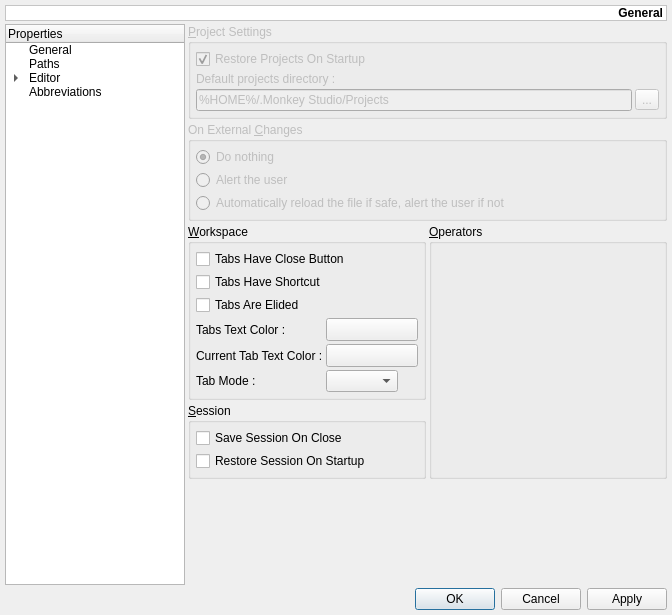
Qt form v2/trunk/monkey/src/maininterface/ui/UISettings.ui (testmana2/mks) before a commit.
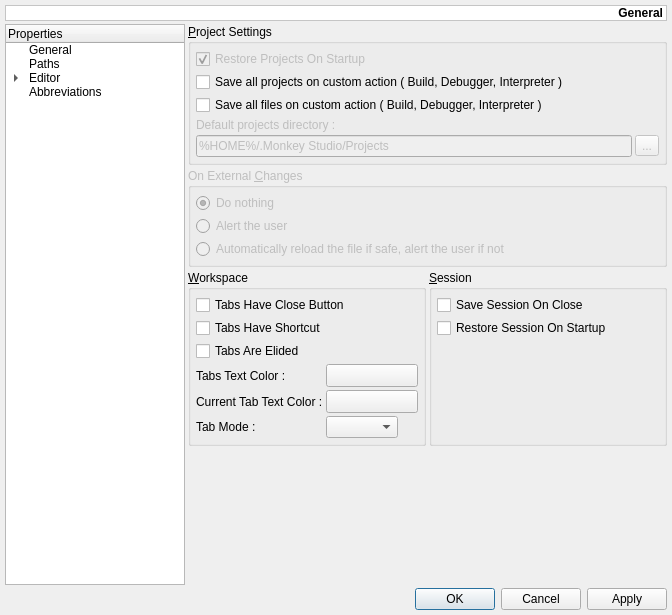
The same form after that commit. Custom widgets are drawn as their Qt base class.

Diff of the .ui file:
```diff
--- a/v2/trunk/monkey/src/maininterface/ui/UISettings.ui
+++ b/v2/trunk/monkey/src/maininterface/ui/UISettings.ui
@@ -248,9 +248,6 @@
        </property>
        <item row="0" column="0" colspan="2" >
         <widget class="QGroupBox" name="gbProjectSettings" >
-         <property name="enabled" >
-          <bool>false</bool>
-         </property>
          <property name="title" >
           <string>&amp;Project Settings</string>
          </property>
@@ -275,6 +272,9 @@
           </property>
           <item row="0" column="0" colspan="2" >
            <widget class="QCheckBox" name="cbRestoreProjectsOnStartup" >
+            <property name="enabled" >
+             <bool>false</bool>
+            </property>
             <property name="text" >
              <string>Restore Projects On Startup</string>
             </property>
@@ -283,27 +283,50 @@
             </property>
            </widget>
           </item>
-          <item row="1" column="0" colspan="2" >
+          <item row="3" column="0" colspan="2" >
            <widget class="QLabel" name="lDefaultProjectsDirectory" >
+            <property name="enabled" >
+             <bool>false</bool>
+            </property>
             <property name="text" >
              <string>Default projects directory :</string>
             </property>
            </widget>
           </item>
-          <item row="2" column="1" >
+          <item row="4" column="1" >
            <widget class="QToolButton" name="tbDefaultProjectsDirectory" >
+            <property name="enabled" >
+             <bool>false</bool>
+            </property>
             <property name="text" >
              <string>...</string>
             </property>
            </widget>
           </item>
-          <item row="2" column="0" >
+          <item row="4" column="0" >
            <widget class="QLineEdit" name="leDefaultProjectsDirectory" >
+            <property name="enabled" >
+             <bool>false</bool>
+            </property>
             <property name="text" >
              <string>%HOME%/.Monkey Studio/Projects</string>
             </property>
            </widget>
           </item>
+          <item row="2" column="0" colspan="2" >
+           <widget class="QCheckBox" name="cbSaveFiles" >
+            <property name="text" >
+             <string>Save all files on custom action ( Build, Debugger, Interpreter )</string>
+            </property>
+           </widget>
+          </item>
+          <item row="1" column="0" colspan="2" >
+           <widget class="QCheckBox" name="cbSaveProjects" >
+            <property name="text" >
+             <string>Save all projects on custom action ( Build, Debugger, Interpreter )</string>
+            </property>
+           </widget>
+          </item>
          </layout>
         </widget>
        </item>
@@ -469,21 +492,8 @@
          </layout>
         </widget>
        </item>
-       <item rowspan="2" row="2" column="1" >
-        <widget class="pStringListEditor" name="gbOperators" >
-         <property name="title" >
-          <string>&amp;Operators</string>
-         </property>
-        </widget>
-       </item>
-       <item row="3" column="0" >
+       <item row="2" column="1" >
         <widget class="QGroupBox" name="gbSession" >
-         <property name="sizePolicy" >
-          <sizepolicy vsizetype="Maximum" hsizetype="Preferred" >
-           <horstretch>0</horstretch>
-           <verstretch>0</verstretch>
-          </sizepolicy>
-         </property>
          <property name="title" >
           <string>&amp;Session</string>
          </property>
@@ -517,10 +527,23 @@
             </property>
            </widget>
           </item>
+          <item>
+           <spacer>
+            <property name="orientation" >
+             <enum>Qt::Vertical</enum>
+            </property>
+            <property name="sizeHint" >
+             <size>
+              <width>20</width>
+              <height>40</height>
+             </size>
+            </property>
+           </spacer>
+          </item>
          </layout>
         </widget>
        </item>
-       <item row="4" column="0" colspan="2" >
+       <item row="3" column="0" colspan="2" >
         <spacer>
          <property name="orientation" >
           <enum>Qt::Vertical</enum>
@@ -530,8 +553,8 @@
          </property>
          <property name="sizeHint" >
           <size>
-           <width>479</width>
-           <height>126</height>
+           <width>471</width>
+           <height>16</height>
           </size>
          </property>
         </spacer>
@@ -3538,13 +3561,7 @@
   <customwidget>
    <class>pPathListEditor</class>
    <extends>QGroupBox</extends>
-   <header>pPathListEditor.h</header>
-   <container>1</container>
-  </customwidget>
-  <customwidget>
-   <class>pStringListEditor</class>
-   <extends>QGroupBox</extends>
-   <header>pStringListEditor.h</header>
+   <header location="global" >fresh.h</header>
    <container>1</container>
   </customwidget>
  </customwidgets>
```
